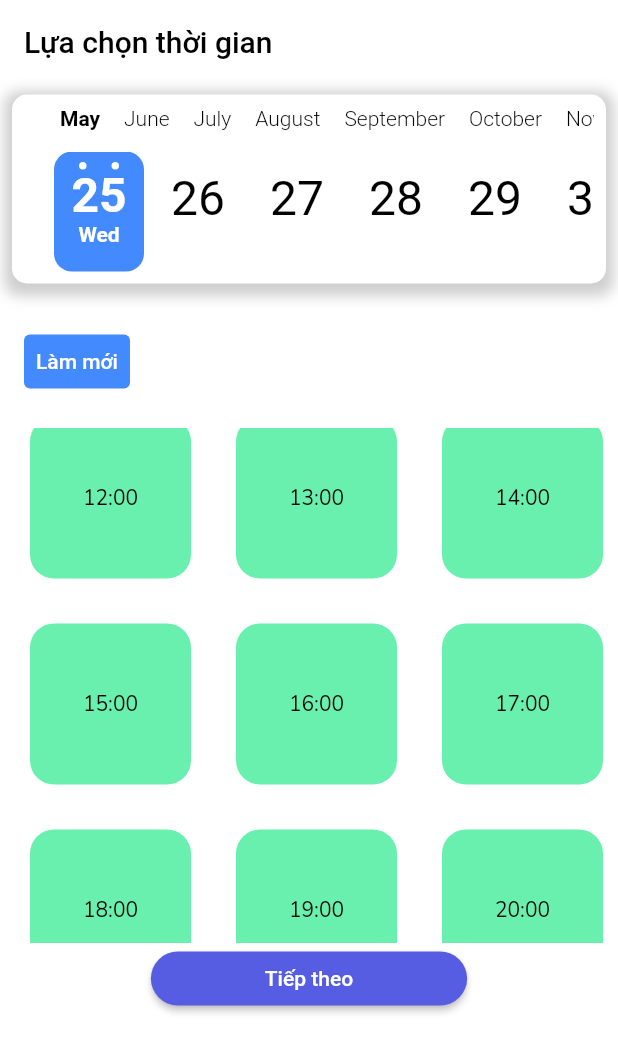
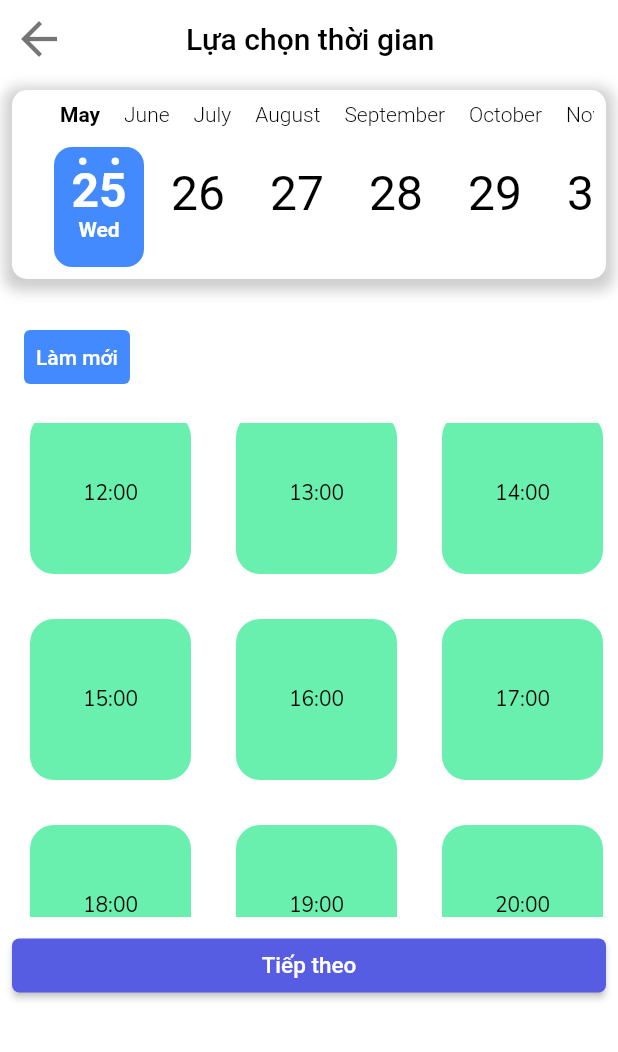
Before and after one commit to hoangdhtn/hova_health_social, a Flutter app: the BookingPage screen opened by its route, scrolled down 576 dp, on a phone screen of 412 x 824 dp. Shown: the top 1052 px of the screen. Run offline on Flutter 3.47's test engine with Material 2 defaults, Android fonts, the phone set to English and light mode, and no system bars; drawn by our look-alikes of calendar_timeline; our stand-ins replace another_flushbar, carousel_slider, dio, flutter_html, google_fonts, google_nav_bar and 4 more; missing offline and left inert: dart:ffi, html_editor_enhanced; accounts and stored records are empty.

Commit message:
fini view booking

```diff
--- a/lib/src/config/api_url.dart
+++ b/lib/src/config/api_url.dart
@@ -1,7 +1,7 @@
 class API_URL {
   // static const String liveBaseURL =
   //     "https://shiny-awful-wildebeast.gigalixirapp.com/api/v1";
-  static const String localBaseURL = "http://192.168.88.158:8080/api";
+  static const String localBaseURL = "http://192.168.1.12:8080/api";
 
   static const String baseURL = localBaseURL;
   static const String login = baseURL + "/login";
--- a/lib/src/config/route.dart
+++ b/lib/src/config/route.dart
@@ -1,4 +1,5 @@
 import 'package:flutter/material.dart';
+import 'package:health_app/src/pages/booking_detail_page.dart';
 import 'package:health_app/src/pages/login_page.dart';
 import 'package:health_app/src/pages/medical_add_page.dart';
 import 'package:health_app/src/pages/medical_page.dart';
@@ -13,6 +14,7 @@ import '../pages/detail_page.dart';
 import '../pages/doctor_detail_page.dart';
 import '../pages/forget_pass_page.dart';
 import '../pages/home_page.dart';
+import '../pages/list_booking_page.dart';
 import '../pages/listdoctor_page.dart';
 import '../pages/medical_all_page.dart';
 import '../pages/medical_detail_page.dart';
@@ -46,6 +48,8 @@ class Routes {
       '/BookingPage': (_) => BookingPage(),
       '/ListDoctorPage': (_) => ListDoctorPage(),
       '/DoctorDetailPage': (_) => DoctorDetailPage(),
+      '/BookingDetailPage': (_) => BookingDetailPage(),
+      '/ListBookingPage': (_) => ListBookingPage(),
     };
   }
 
--- a/lib/src/pages/booking_page.dart
+++ b/lib/src/pages/booking_page.dart
@@ -39,13 +39,31 @@ class _BookingPageState extends State<BookingPage> {
                 crossAxisAlignment: CrossAxisAlignment.start,
                 children: <Widget>[
                   Padding(
-                    padding: const EdgeInsets.all(16),
-                    child: Text(
+                    padding: const EdgeInsets.all(8),
+                    child: Row(
+                      mainAxisAlignment: MainAxisAlignment.start,
+                      children: [
+                        GestureDetector(
+                          onTap: () {
+                            Navigator.pop(context, true);
+                          },
+                          child: Icon(
+                            Icons.arrow_back,
+                            color: Colors.black54,
+                            size: 36.0,
+                          ),
+                        ),
+                        SizedBox(
+                          width: 80,
+                        ),
+                        Text(
                           'Lựa chọn thời gian',
                           style: Theme.of(context)
                               .textTheme
                               .headline6
                               .copyWith(color: Colors.black),
+                        ),
+                      ],
                     ),
                   ),
                   Padding(
@@ -109,7 +127,7 @@ class _BookingPageState extends State<BookingPage> {
                   SizedBox(height: 20),
                   Container(
                     width: MediaQuery.of(context).size.width,
-                    height: MediaQuery.of(context).size.height / 2.4,
+                    height: MediaQuery.of(context).size.height / 2.5,
                     child: GridView.count(
                       // Create a grid with 2 columns. If you change the scrollDirection to
                       // horizontal, this produces 2 rows.
@@ -151,7 +169,9 @@ class _BookingPageState extends State<BookingPage> {
                       }),
                     ),
                   ),
-                  Container(
+                  Padding(
+                    padding: const EdgeInsets.all(8.0),
+                    child: Container(
                       alignment: Alignment.center,
                       child: Column(
                         children: [
@@ -163,18 +183,30 @@ class _BookingPageState extends State<BookingPage> {
                               shape: MaterialStateProperty.all<
                                   RoundedRectangleBorder>(
                                 RoundedRectangleBorder(
-                                borderRadius: BorderRadius.circular(18.0),
+                                  borderRadius: BorderRadius.circular(5.0),
                                 ),
                               ),
                             ),
-                          child: Padding(
-                            padding: const EdgeInsets.only(
-                                left: 60, right: 60, top: 10, bottom: 10),
-                            child: Text('Tiếp theo'),
-                          ),
-                          onPressed: () {},
+                            child: Container(
+                              child: Row(
+                                crossAxisAlignment: CrossAxisAlignment.center,
+                                mainAxisAlignment: MainAxisAlignment.center,
+                                children: const [
+                                  Text(
+                                    'Tiếp theo',
+                                    style: TextStyle(
+                                        color: Colors.white, fontSize: 15),
                                   ),
                                 ],
+                              ),
+                            ),
+                            onPressed: () {
+                              Navigator.pushNamed(
+                                  context, "/BookingDetailPage");
+                            },
+                          ),
+                        ],
+                      ),
                     ),
                   )
                 ],
--- a/lib/src/pages/department_page.dart
+++ b/lib/src/pages/department_page.dart
@@ -19,6 +19,7 @@ class _DepartmentPageState extends State<DepartmentPage> {
         floatingActionButton: FloatingActionButton.extended(
           onPressed: () {
             // Add your onPressed code here!
+            Navigator.pushNamed(context, "/ListBookingPage");
           },
           label: const Text('Danh sách lịch hẹn của bạn'),
           backgroundColor: Colors.green,
--- a/lib/src/widgets/navigation.dart
+++ b/lib/src/widgets/navigation.dart
@@ -9,7 +9,9 @@ import '../pages/booking_page.dart';
 import '../pages/department_page.dart';
 
 class BottomNavigation extends StatefulWidget {
-  const BottomNavigation({Key key}) : super(key: key);
+  int slpage;
+  bool isAvtive = false;
+  BottomNavigation({Key key, this.slpage, this.isAvtive}) : super(key: key);
 
   @override
   State<BottomNavigation> createState() => _BottomNavigationState();
```
Also changed, not shown: lib/src/pages/booking_detail_page.dart (added, +194 -0 lines), lib/src/pages/doctor_detail_page.dart (+16 -1 lines), lib/src/pages/list_booking_page.dart (added, +58 -0 lines). Lines whose indentation alone changed are shown as unchanged.
